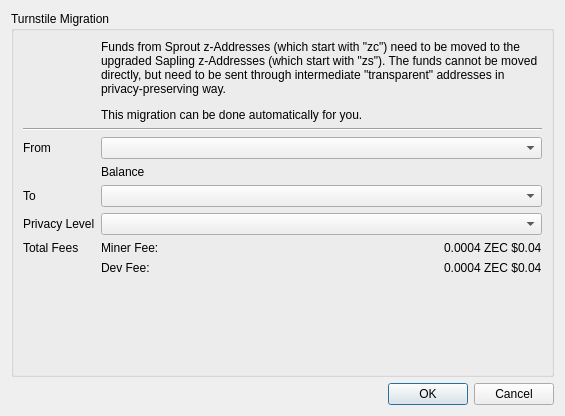
Before: the Qt Designer form src/turnstile.ui in z-bitcoinz/BitcoinZ_Blue, drawn with Qt 5.
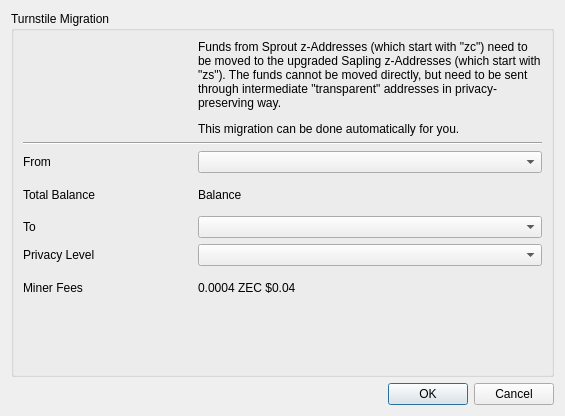
After: the same form once the commit is applied.

Patch:
```diff
--- a/src/turnstile.ui
+++ b/src/turnstile.ui
@@ -32,36 +32,19 @@
           </property>
          </widget>
         </item>
-        <item row="6" column="0" rowspan="2">
-         <widget class="QLabel" name="label_3">
-          <property name="text">
-           <string>Total Fees</string>
-          </property>
-          <property name="alignment">
-           <set>Qt::AlignLeading|Qt::AlignLeft|Qt::AlignTop</set>
-          </property>
-         </widget>
-        </item>
         <item row="5" column="0">
          <widget class="QLabel" name="label_2">
+          <property name="sizePolicy">
+           <sizepolicy hsizetype="Minimum" vsizetype="Preferred">
+            <horstretch>0</horstretch>
+            <verstretch>0</verstretch>
+           </sizepolicy>
+          </property>
           <property name="text">
            <string>Privacy Level</string>
           </property>
          </widget>
         </item>
-        <item row="6" column="1">
-         <widget class="QLabel" name="label_4">
-          <property name="sizePolicy">
-           <sizepolicy hsizetype="Expanding" vsizetype="Preferred">
-            <horstretch>0</horstretch>
-            <verstretch>0</verstretch>
-           </sizepolicy>
-          </property>
-          <property name="text">
-           <string>Miner Fee:</string>
-          </property>
-         </widget>
-        </item>
         <item row="2" column="0">
          <widget class="QLabel" name="label">
           <property name="sizePolicy">
@@ -75,46 +58,6 @@
           </property>
          </widget>
         </item>
-        <item row="7" column="1">
-         <widget class="QLabel" name="label_5">
-          <property name="sizePolicy">
-           <sizepolicy hsizetype="Expanding" vsizetype="Preferred">
-            <horstretch>0</horstretch>
-            <verstretch>0</verstretch>
-           </sizepolicy>
-          </property>
-          <property name="text">
-           <string>Dev Fee:    </string>
-          </property>
-         </widget>
-        </item>
-        <item row="8" column="0" colspan="2">
-         <spacer name="verticalSpacer">
-          <property name="orientation">
-           <enum>Qt::Vertical</enum>
-          </property>
-          <property name="sizeHint" stdset="0">
-           <size>
-            <width>20</width>
-            <height>40</height>
-           </size>
-          </property>
-         </spacer>
-        </item>
-        <item row="6" column="2">
-         <widget class="QLabel" name="label_6">
-          <property name="text">
-           <string>0.0004 ZEC $0.04</string>
-          </property>
-         </widget>
-        </item>
-        <item row="7" column="2">
-         <widget class="QLabel" name="label_7">
-          <property name="text">
-           <string>0.0004 ZEC $0.04</string>
-          </property>
-         </widget>
-        </item>
         <item row="2" column="1" colspan="2">
          <widget class="QComboBox" name="migrateZaddList">
           <property name="sizePolicy">
@@ -181,6 +124,55 @@
           </property>
          </widget>
         </item>
+        <item row="7" column="0" rowspan="2" colspan="3">
+         <spacer name="verticalSpacer">
+          <property name="orientation">
+           <enum>Qt::Vertical</enum>
+          </property>
+          <property name="sizeHint" stdset="0">
+           <size>
+            <width>20</width>
+            <height>40</height>
+           </size>
+          </property>
+         </spacer>
+        </item>
+        <item row="6" column="0">
+         <widget class="QLabel" name="label_5">
+          <property name="sizePolicy">
+           <sizepolicy hsizetype="Minimum" vsizetype="Preferred">
+            <horstretch>0</horstretch>
+            <verstretch>0</verstretch>
+           </sizepolicy>
+          </property>
+          <property name="text">
+           <string>Miner Fees</string>
+          </property>
+         </widget>
+        </item>
+        <item row="6" column="1" colspan="2">
+         <widget class="QLabel" name="label_7">
+          <property name="sizePolicy">
+           <sizepolicy hsizetype="Expanding" vsizetype="Preferred">
+            <horstretch>0</horstretch>
+            <verstretch>0</verstretch>
+           </sizepolicy>
+          </property>
+          <property name="text">
+           <string>0.0004 ZEC $0.04</string>
+          </property>
+          <property name="alignment">
+           <set>Qt::AlignLeading|Qt::AlignLeft|Qt::AlignVCenter</set>
+          </property>
+         </widget>
+        </item>
+        <item row="3" column="0">
+         <widget class="QLabel" name="label_3">
+          <property name="text">
+           <string>Total Balance</string>
+          </property>
+         </widget>
+        </item>
        </layout>
       </item>
      </layout>
```
